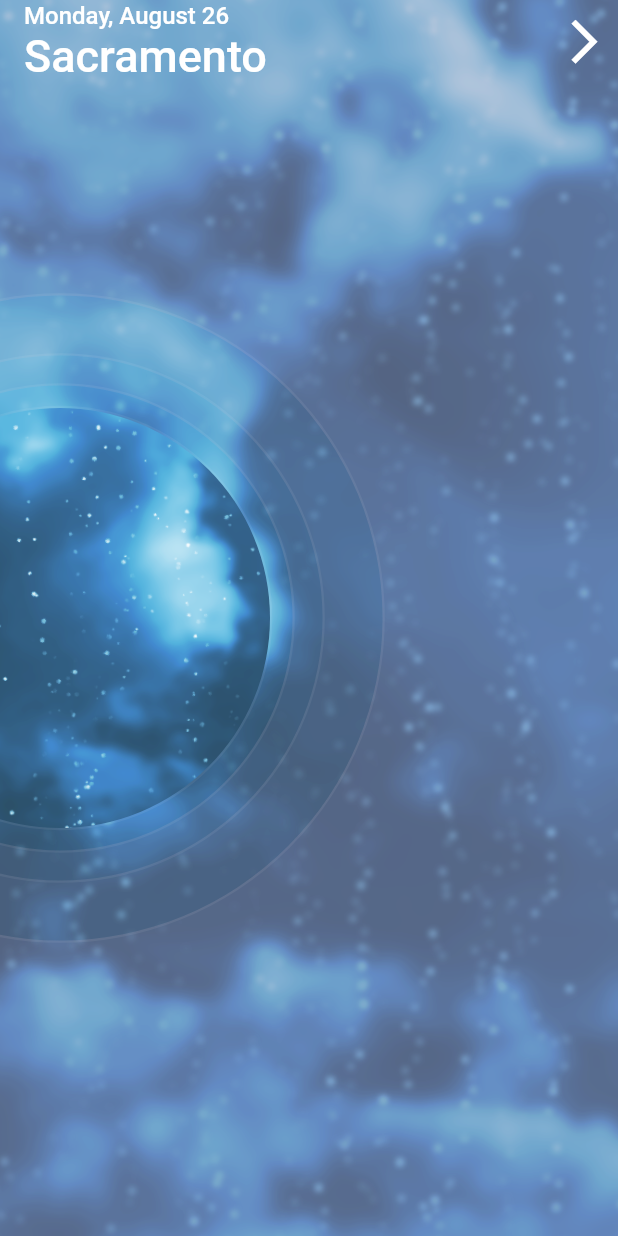
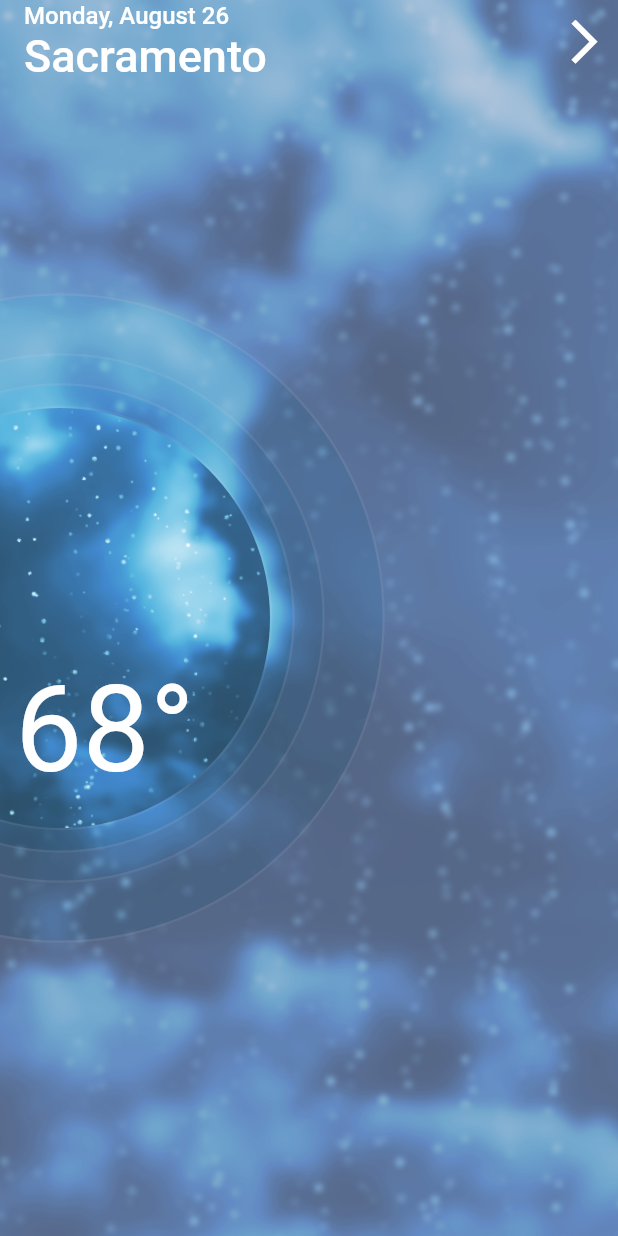
Before and after one commit to yidinghe/flutter_weather, a Flutter app: the screen it shows after launch, on a phone screen of 412 x 824 dp. Run offline on Flutter 3.47's test engine with Material 2 defaults, Android fonts, the phone set to English and light mode, and no system bars.

Commit message:
Code Refactor.

```diff
--- /dev/null
+++ b/lib/forecast/forecast.dart
@@ -0,0 +1,31 @@
+import 'package:flutter/material.dart';
+import 'package:weather/forecast/background/background_with_rings.dart';
+
+class Forecast extends StatelessWidget {
+
+  Widget _temperatureText() {
+    return new Align(
+      alignment: Alignment.centerLeft,
+      child: new Padding(
+        padding: const EdgeInsets.only(top: 150.0, left: 10.0),
+        child: new Text(
+          '68°',
+          style: new TextStyle(
+            color: Colors.white,
+            fontSize: 80.0,
+          ),
+        ),
+      ),
+    );
+  }
+
+  @override
+  Widget build(BuildContext context) {
+    return Stack(
+      children: <Widget>[
+        BackgroundWithRings(),
+        _temperatureText(),
+      ],
+    );
+  }
+}
--- a/lib/main.dart
+++ b/lib/main.dart
@@ -1,7 +1,7 @@
 import 'package:flutter/material.dart';
-import 'package:weather/forcast/app_bar.dart';
-import 'package:weather/forcast/background/background_with_rings.dart';
-import 'package:weather/forcast/week_drawer.dart';
+import 'package:weather/forecast/app_bar.dart';
+import 'package:weather/forecast/forecast.dart';
+import 'package:weather/forecast/week_drawer.dart';
 import 'package:weather/generic_widgets/sliding_drawer.dart';
 
 void main() => runApp(MyApp());
@@ -40,7 +40,7 @@ class _MyHomePageState extends State<MyHomePage>
     return Scaffold(
       body: Stack(
         children: <Widget>[
-          BackgroundWithRings(),
+          Forecast(),
           Positioned(
             top: 0.0,
             left: 0.0,
```
Also changed, not shown: lib/forecast/forcast_list.dart (added, +33 -0 lines), lib/forecast/radial_list.dart (added, +23 -0 lines), lib/forecast/app_bar.dart (renamed from lib/forcast/app_bar.dart), lib/forecast/background/background_with_rings.dart (renamed from lib/forcast/background/background_with_rings.dart), lib/forecast/week_drawer.dart (renamed from lib/forcast/week_drawer.dart).
